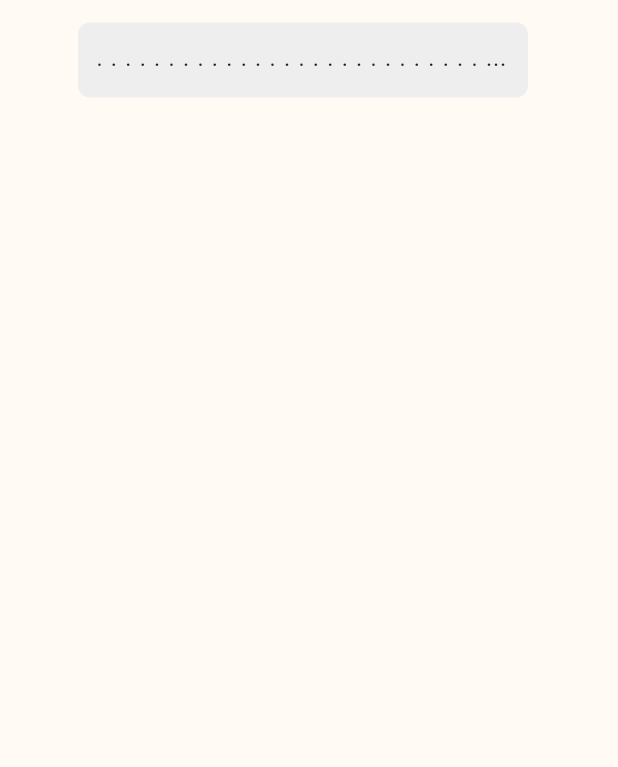
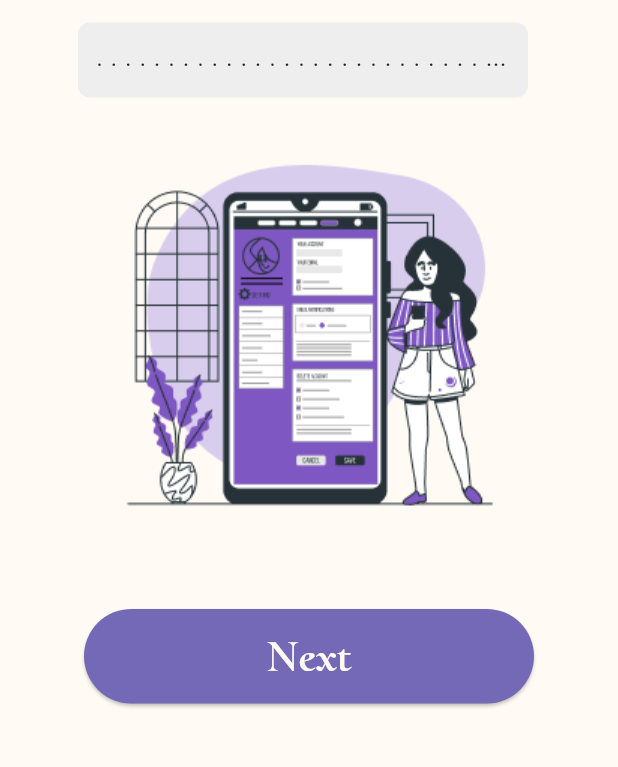
Before and after one commit to Hananebellala/Journal-App, a Flutter app: the Starting screen opened directly, on a phone screen of 412 x 824 dp, the part 468-1235 px from its top. Run offline on Flutter 3.47's test engine with Material 3 defaults, Android fonts, the phone set to English and light mode, and no system bars; our stand-ins replace shimmer.

Commit message:
Set your space finished

```diff
--- a/lib/features/GettingStarted/Screens/LifeGallery.dart
+++ b/lib/features/GettingStarted/Screens/LifeGallery.dart
@@ -12,7 +12,7 @@ class LifeGallery extends StatelessWidget {
         child: Column(
           mainAxisAlignment: MainAxisAlignment.center,
           children: [
-            Image.asset('assets/Bullet journal-bro 1.png'),
+            Image.asset('assets/Online gallery-bro 1.png'),
             const SizedBox(height: 20),
             Text(
               'Life Gallery',
--- a/lib/features/GettingStarted/Screens/Starting.dart
+++ b/lib/features/GettingStarted/Screens/Starting.dart
@@ -1,20 +1,51 @@
 import 'package:flutter/material.dart';
 import 'package:my_journey/features/GettingStarted/Widgets/textContainer.dart';
+import 'package:my_journey/features/GettingStarted/Widgets/Start.dart';
 
-class Starting extends StatelessWidget {
+class Starting extends StatefulWidget {
   const Starting({super.key});
+
+  @override
+  State<Starting> createState() => _StartingState();
+}
+
+class _StartingState extends State<Starting> {
+  final TextEditingController _nameController = TextEditingController();
+  final TextEditingController _passwordController = TextEditingController();
+  bool isfilled = false;
+
+  @override
+  void initState() {
+    super.initState();
+    _nameController.addListener(_checkfields);
+    _passwordController.addListener(_checkfields);
+  }
+
+  void _checkfields() {
+    setState(() {
+      isfilled = _nameController.text.isNotEmpty &&
+          _passwordController.text.isNotEmpty;
+    });
+  }
+
+  @override
+  void dispose() {
+    _nameController.dispose();
+    _passwordController.dispose();
+    super.dispose();
+  }
 
   @override
   Widget build(BuildContext context) {
     return Scaffold(
       backgroundColor: const Color(0xFFFFFAF3),
-      body: Padding(
+      body: SingleChildScrollView(
         padding: const EdgeInsets.only(top: 57.0),
         child: Column(
           crossAxisAlignment: CrossAxisAlignment.start,
           children: [
-            Center(
-              child: const Text(
+            const Center(
+              child: Text(
                 'Set your space',
                 textAlign: TextAlign.center,
                 style: TextStyle(
@@ -25,10 +56,10 @@ class Starting extends StatelessWidget {
               ),
             ),
             const SizedBox(height: 20),
-            Padding(
-              padding: const EdgeInsets.only(
-                  left: 52.0), // Left padding for 'Your Name:'
-              child: const Text(
+            const Padding(
+              padding:
+                  EdgeInsets.only(left: 52.0), // Left padding for 'Your Name:'
+              child: Text(
                 'Your Name:',
                 style: TextStyle(
                     color: Color(0xFF1E1077),
@@ -41,13 +72,13 @@ class Starting extends StatelessWidget {
             Padding(
               padding: const EdgeInsets.only(
                   left: 52.0), // Left padding for TextContainer
-              child: TextContainer(),
+              child: TextContainer(controller: _nameController),
             ),
             const SizedBox(height: 27),
-            Padding(
-              padding: const EdgeInsets.only(
+            const Padding(
+              padding: EdgeInsets.only(
                   left: 52.0), // Left padding for 'Secure your journal:'
-              child: const Text(
+              child: Text(
                 'Secure your journal:',
                 style: TextStyle(
                     color: Color(0xFF1E1077),
@@ -60,8 +91,12 @@ class Starting extends StatelessWidget {
             Padding(
               padding: const EdgeInsets.only(
                   left: 52.0), // Left padding for TextContainer
-              child: TextContainer(),
+              child: TextContainer(controller: _passwordController),
             ),
+            const SizedBox(height: 40),
+            Center(child: Image.asset('assets/Personal settings-bro 1.png')),
+            const SizedBox(height: 54),
+            Center(child: Start())
           ],
         ),
       ),
--- a/lib/features/GettingStarted/Widgets/Numerical.dart
+++ /dev/null
@@ -1 +0,0 @@
-import 'package:flutter/material.dart';
--- /dev/null
+++ b/lib/features/GettingStarted/Widgets/Start.dart
@@ -0,0 +1,33 @@
+import 'package:flutter/material.dart';
+import 'package:my_journey/features/GettingStarted/Screens/Profile.dart';
+
+class Start extends StatelessWidget {
+  @override
+  Widget build(BuildContext context) {
+    return ElevatedButton(
+      style: ElevatedButton.styleFrom(
+        backgroundColor: const Color(0xFF7469B6),
+        shape: RoundedRectangleBorder(
+          borderRadius: BorderRadius.circular(50),
+        ),
+        padding: const EdgeInsets.symmetric(vertical: 10, horizontal: 10),
+        minimumSize: const Size(300, 57),
+      ),
+      onPressed: () {
+        Navigator.pushReplacement(
+          context,
+          MaterialPageRoute(builder: (context) => const Profile()),
+        );
+      },
+      child: const Text(
+        'Next',
+        style: TextStyle(
+          fontSize: 30,
+          color: const Color(0xFFFFFAF3),
+          fontWeight: FontWeight.w600,
+          fontFamily: 'CormorantUpright',
+        ),
+      ),
+    );
+  }
+}
--- a/lib/features/GettingStarted/Widgets/textContainer.dart
+++ b/lib/features/GettingStarted/Widgets/textContainer.dart
@@ -1,6 +1,9 @@
 import 'package:flutter/material.dart';
 
 class TextContainer extends StatelessWidget {
+  final TextEditingController controller;
+
+  const TextContainer({required this.controller, Key? key}) : super(key: key);
   @override
   Widget build(BuildContext context) {
     return Container(
@@ -12,7 +15,8 @@ class TextContainer extends StatelessWidget {
         color: Colors.grey[200], // Background color
         borderRadius: BorderRadius.circular(8.0),
       ),
-      child: const TextField(
+      child: TextField(
+        controller: controller,
         textAlignVertical: TextAlignVertical.center,
         decoration: InputDecoration(
           contentPadding: EdgeInsets.symmetric(
--- a/pubspec.yaml
+++ b/pubspec.yaml
@@ -14,6 +14,7 @@ dependencies:
 
   cupertino_icons: ^1.0.6
   shimmer: ^3.0.0
+  image_picker: ^1.1.2
 
 dev_dependencies:
   flutter_test:
@@ -32,6 +33,8 @@ flutter:
     - assets/Frame 1 (2).png
     - assets/Frame 1 (3).png
     - assets/Frame 1 (4).png
+    - assets/Personal settings-bro 1.png
+    - assets/Profilepic.png
   fonts:
     - family: CormorantUpright
       fonts:
```
Also changed, not shown: lib/features/GettingStarted/Screens/Profile.dart (added, +58 -0 lines), lib/features/GettingStarted/Widgets/Finish.dart (added, +33 -0 lines), lib/features/GettingStarted/Widgets/Skip.dart (added, +33 -0 lines), assets/Personal settings-bro 1.png (added), assets/Profilepic.png (added), pubspec.lock, 5 other files.
